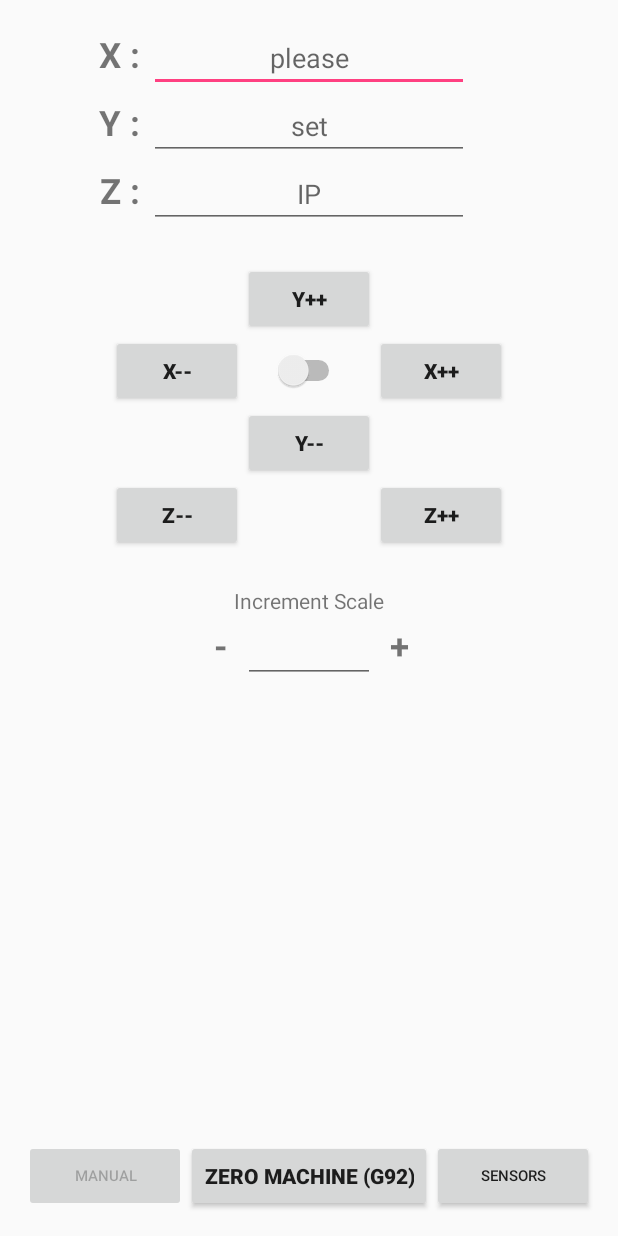
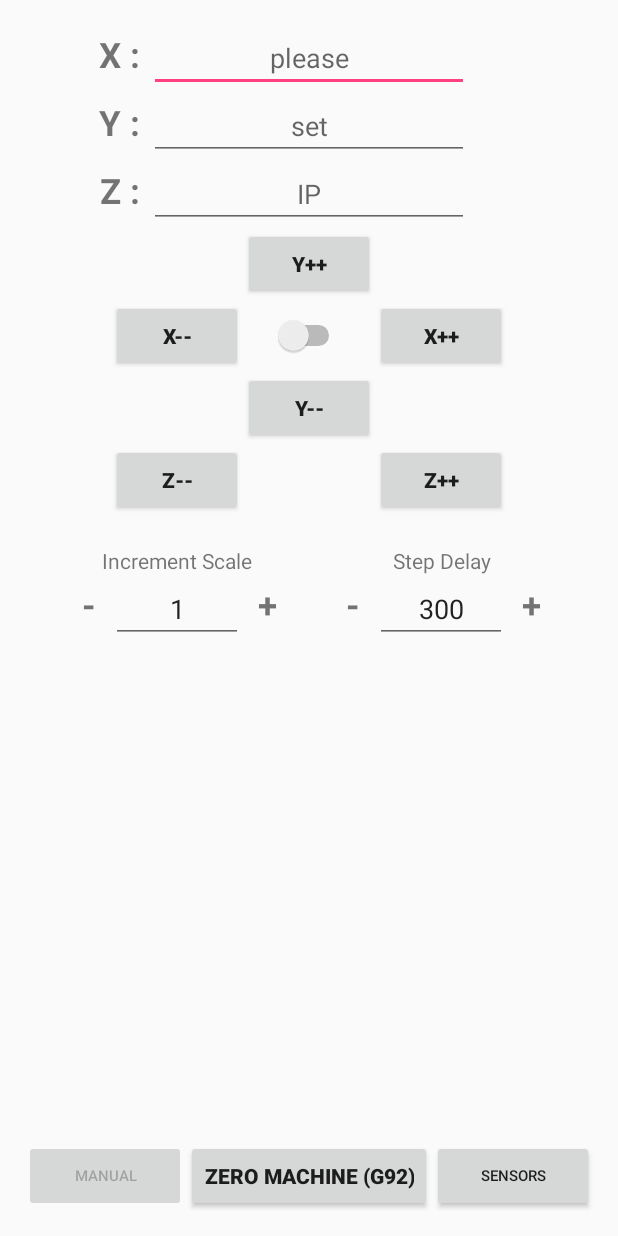
Before and after one commit to MariusBordeian/DiplomaProject, an Android app: the layout activity_main.xml on its own in the app's theme, with its tools: preview values and no code run, on a phone screen of 412 x 824 dp. Run offline under Robolectric (Android 15) with nearby library versions, the phone set to English and light mode, and no system bars; network calls fail.

Commit message:
CncRemote Machine Speed

```diff
--- a/CncRemote/build.gradle
+++ b/CncRemote/build.gradle
@@ -5,7 +5,7 @@ buildscript {
         jcenter()
     }
     dependencies {
-        classpath 'com.android.tools.build:gradle:2.0.0'
+        classpath 'com.android.tools.build:gradle:2.1.2'
 
         // NOTE: Do not place your application dependencies here; they belong
         // in the individual module build.gradle files
--- a/CncRemote/gradle.properties
+++ b/CncRemote/gradle.properties
@@ -10,9 +10,9 @@
 # Specifies the JVM arguments used for the daemon process.
 # The setting is particularly useful for tweaking memory settings.
 # Default value: -Xmx10248m -XX:MaxPermSize=256m
-# org.gradle.jvmargs=-Xmx2048m -XX:MaxPermSize=512m -XX:+HeapDumpOnOutOfMemoryError -Dfile.encoding=UTF-8
+org.gradle.jvmargs=-Xmx2048m -XX:MaxPermSize=512m -XX:+HeapDumpOnOutOfMemoryError -Dfile.encoding=UTF-8
 
 # When configured, Gradle will run in incubating parallel mode.
 # This option should only be used with decoupled projects. More details, visit
 # http://www.gradle.org/docs/current/userguide/multi_project_builds.html#sec:decoupled_projects
-# org.gradle.parallel=true
+org.gradle.parallel=true
--- a/CncRemote/mobile/src/main/res/layout/activity_main.xml
+++ b/CncRemote/mobile/src/main/res/layout/activity_main.xml
@@ -8,6 +8,7 @@
     android:paddingRight="@dimen/activity_horizontal_margin"
     android:paddingTop="@dimen/activity_vertical_margin"
     android:screenOrientation="portrait"
+    android:keepScreenOn="true"
     tools:context="ro.project.diploma.cncremote.MainActivity" >
 
     <TextView
@@ -97,8 +98,7 @@
         android:longClickable="false"
         android:textStyle="bold"
         android:layout_below="@+id/text_Z"
-        android:layout_centerHorizontal="true"
-        android:layout_marginTop="23dp" />
+        android:layout_centerHorizontal="true" />
 
     <Button
         android:layout_width="wrap_content"
@@ -161,10 +161,11 @@
         android:layout_height="wrap_content"
         android:textAppearance="?android:attr/textAppearanceSmall"
         android:text="Increment Scale"
-        android:id="@+id/textView2"
-        android:layout_below="@+id/button_Zplus"
-        android:layout_centerHorizontal="true"
-        android:layout_marginTop="23dp" />
+        android:id="@+id/incrementTextView"
+        android:layout_below="@+id/button_Zminus"
+        android:layout_alignStart="@id/label_Z"
+        android:paddingTop="20dp"
+        android:paddingLeft="1dp"/>
 
     <TextView
         android:layout_width="wrap_content"
@@ -172,24 +173,24 @@
         android:textAppearance="?android:attr/textAppearanceSmall"
         android:text="+"
         android:id="@+id/scalePlus"
-        android:layout_alignBaseline="@+id/incrementScale"
-        android:layout_alignStart="@+id/button_Zplus"
         android:textSize="23sp"
         android:textStyle="bold"
         android:padding="10sp"
-        android:onClick="setScale" />
+        android:onClick="setScale"
+        android:layout_alignBottom="@+id/incrementScale"
+        android:layout_toEndOf="@+id/incrementScale" />
 
     <EditText
         android:layout_width="wrap_content"
         android:layout_height="wrap_content"
         android:id="@+id/incrementScale"
         android:textAlignment="center"
-        android:numeric="integer"
+        android:text="1"
+        android:numeric="decimal"
         android:inputType="numberDecimal"
-        android:layout_below="@+id/textView2"
-        android:layout_centerHorizontal="true"
-        android:layout_alignEnd="@+id/button_Yminus"
-        android:layout_toEndOf="@+id/button_Zminus" />
+        android:layout_below="@+id/incrementTextView"
+        android:layout_alignEnd="@+id/button_Zminus"
+        android:layout_toEndOf="@+id/scaleMinus" />
 
     <TextView
         android:layout_width="wrap_content"
@@ -197,13 +198,62 @@
         android:textAppearance="?android:attr/textAppearanceSmall"
         android:text="-"
         android:id="@+id/scaleMinus"
-        android:layout_alignTop="@+id/incrementScale"
-        android:layout_alignBaseline="@+id/incrementScale"
-        android:layout_toStartOf="@+id/incrementScale"
         android:textSize="23sp"
         android:textStyle="bold"
         android:padding="10sp"
-        android:onClick="setScale" />
+        android:onClick="setScale"
+        android:layout_alignBottom="@+id/incrementScale"
+        android:layout_toStartOf="@+id/button_Zminus" />
+
+    <TextView
+        android:layout_width="wrap_content"
+        android:layout_height="wrap_content"
+        android:textAppearance="?android:attr/textAppearanceSmall"
+        android:text="Step Delay"
+        android:id="@+id/speedTextView"
+        android:paddingTop="20dp"
+        android:paddingLeft="12dp"
+        android:layout_above="@+id/speedScale"
+        android:layout_toEndOf="@+id/speedMinus"
+        android:layout_alignBottom="@id/incrementTextView" />
+
+    <TextView
+        android:layout_width="wrap_content"
+        android:layout_height="wrap_content"
+        android:textAppearance="?android:attr/textAppearanceSmall"
+        android:text="+"
+        android:id="@+id/speedPlus"
+        android:textSize="23sp"
+        android:textStyle="bold"
+        android:padding="10sp"
+        android:onClick="setSpeed"
+        android:layout_alignBottom="@+id/speedScale"
+        android:layout_toEndOf="@+id/speedScale" />
+
+    <EditText
+        android:layout_width="wrap_content"
+        android:layout_height="wrap_content"
+        android:id="@+id/speedScale"
+        android:textAlignment="center"
+        android:text="300"
+        android:numeric="integer"
+        android:inputType="numberDecimal"
+        android:layout_alignBottom="@id/incrementScale"
+        android:layout_alignEnd="@+id/button_Zplus"
+        android:layout_toEndOf="@+id/speedMinus" />
+
+    <TextView
+        android:layout_width="wrap_content"
+        android:layout_height="wrap_content"
+        android:textAppearance="?android:attr/textAppearanceSmall"
+        android:text="-"
+        android:id="@+id/speedMinus"
+        android:textSize="23sp"
+        android:textStyle="bold"
+        android:padding="10sp"
+        android:onClick="setSpeed"
+        android:layout_alignBottom="@+id/speedScale"
+        android:layout_toStartOf="@+id/button_Zplus" />
 
     <Button
         style="?android:attr/buttonStyleSmall"
@@ -249,4 +299,5 @@
         android:layout_alignBaseline="@+id/button_Xplus"
         android:layout_centerHorizontal="true"
         android:clickable="true" />
+
 </RelativeLayout>
--- a/CncRemote/wear/src/main/res/layout/activity_main.xml
+++ b/CncRemote/wear/src/main/res/layout/activity_main.xml
@@ -3,6 +3,7 @@
     xmlns:tools="http://schemas.android.com/tools"
     android:layout_width="match_parent"
     android:layout_height="match_parent"
+    android:keepScreenOn="true"
     tools:context="ro.project.diploma.cncremote.MainActivity"
     tools:deviceIds="wear">
 
```
Also changed, not shown: CncRemote/mobile/build.gradle (+15 -10 lines), CncRemote/mobile/src/main/java/ro/project/diploma/cncremote/MainActivity.java (+82 -18 lines), CncRemote/wear/build.gradle (+12 -7 lines), CncRemote/wear/src/main/java/ro/project/diploma/cncremote/MainActivity.java (+16 -1 lines), CncRemote/gradle/wrapper/gradle-wrapper.properties, 1 other file.
